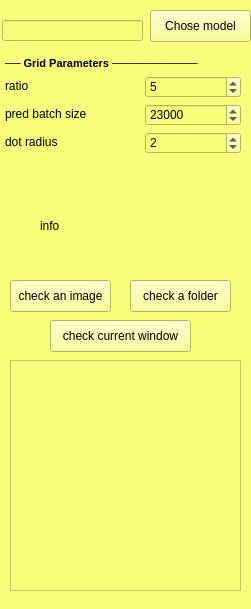
Old version of the form flake_searcher/ui/a_eye_tab.ui in the repository Mohamed-ShehabEldin/flake-sreacher-overlay.
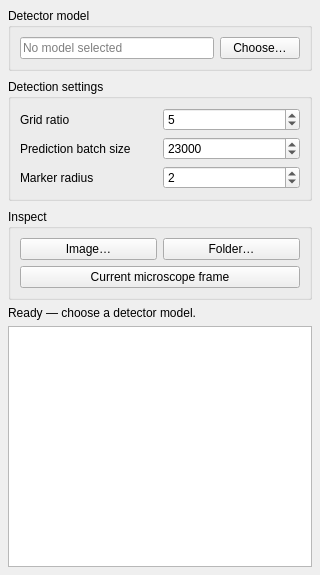
New version of the form.

Commit message: Make training and detector tabs responsive

Patch:
```diff
--- a/flake_searcher/ui/a_eye_tab.ui
+++ b/flake_searcher/ui/a_eye_tab.ui
@@ -2,224 +2,54 @@
 <ui version="4.0">
  <class>Form</class>
  <widget class="QWidget" name="Form">
-  <property name="geometry">
-   <rect>
-    <x>0</x>
-    <y>0</y>
-    <width>251</width>
-    <height>609</height>
-   </rect>
-  </property>
-  <property name="windowTitle">
-   <string>Form</string>
-  </property>
-  <widget class="QWidget" name="settings_tab" native="true">
-   <property name="geometry">
-    <rect>
-     <x>0</x>
-     <y>0</y>
-     <width>251</width>
-     <height>611</height>
-    </rect>
-   </property>
-   <property name="styleSheet">
-    <string notr="true">background-color: rgb(249, 255, 125);</string>
-   </property>
-   <widget class="QPushButton" name="chose_model_btn">
-    <property name="geometry">
-     <rect>
-      <x>150</x>
-      <y>10</y>
-      <width>101</width>
-      <height>32</height>
-     </rect>
-    </property>
-    <property name="text">
-     <string>Chose model</string>
-    </property>
-   </widget>
-   <widget class="QLineEdit" name="chose_model_lineEdit">
-    <property name="geometry">
-     <rect>
-      <x>2</x>
-      <y>20</y>
-      <width>141</width>
-      <height>21</height>
-     </rect>
-    </property>
-   </widget>
-   <widget class="QLabel" name="label_params">
-    <property name="geometry">
-     <rect>
-      <x>5</x>
-      <y>55</y>
-      <width>241</width>
-      <height>16</height>
-     </rect>
-    </property>
-    <property name="styleSheet">
-     <string notr="true">font:bold 11px;</string>
-    </property>
-    <property name="text">
-     <string>── Grid Parameters ───────────</string>
-    </property>
-   </widget>
-   <widget class="QLabel" name="label_ratio">
-    <property name="geometry">
-     <rect>
-      <x>5</x>
-      <y>78</y>
-      <width>130</width>
-      <height>16</height>
-     </rect>
-    </property>
-    <property name="text">
-     <string>ratio</string>
-    </property>
-   </widget>
-   <widget class="QSpinBox" name="ratio_spin">
-    <property name="geometry">
-     <rect>
-      <x>145</x>
-      <y>76</y>
-      <width>96</width>
-      <height>22</height>
-     </rect>
-    </property>
-    <property name="minimum">
-     <number>1</number>
-    </property>
-    <property name="maximum">
-     <number>100</number>
-    </property>
-    <property name="value">
-     <number>5</number>
-    </property>
-   </widget>
-   <widget class="QLabel" name="label_bs">
-    <property name="geometry">
-     <rect>
-      <x>5</x>
-      <y>106</y>
-      <width>130</width>
-      <height>16</height>
-     </rect>
-    </property>
-    <property name="text">
-     <string>pred batch size</string>
-    </property>
-   </widget>
-   <widget class="QSpinBox" name="pred_batch_size_spin">
-    <property name="geometry">
-     <rect>
-      <x>145</x>
-      <y>104</y>
-      <width>96</width>
-      <height>22</height>
-     </rect>
-    </property>
-    <property name="maximum">
-     <number>99999</number>
-    </property>
-    <property name="value">
-     <number>23000</number>
-    </property>
-   </widget>
-   <widget class="QLabel" name="label_radius">
-    <property name="geometry">
-     <rect>
-      <x>5</x>
-      <y>134</y>
-      <width>130</width>
-      <height>16</height>
-     </rect>
-    </property>
-    <property name="text">
-     <string>dot radius</string>
-    </property>
-   </widget>
-   <widget class="QSpinBox" name="radius_spin">
-    <property name="geometry">
-     <rect>
-      <x>145</x>
-      <y>132</y>
-      <width>96</width>
-      <height>22</height>
-     </rect>
-    </property>
-    <property name="minimum">
-     <number>1</number>
-    </property>
-    <property name="maximum">
-     <number>50</number>
-    </property>
-    <property name="value">
-     <number>2</number>
-    </property>
-   </widget>
-   <widget class="QPushButton" name="check_current_win_btn">
-    <property name="geometry">
-     <rect>
-      <x>50</x>
-      <y>320</y>
-      <width>141</width>
-      <height>32</height>
-     </rect>
-    </property>
-    <property name="text">
-     <string>check current window</string>
-    </property>
-   </widget>
-   <widget class="QPushButton" name="check_an_img_btn">
-    <property name="geometry">
-     <rect>
-      <x>10</x>
-      <y>280</y>
-      <width>101</width>
-      <height>32</height>
-     </rect>
-    </property>
-    <property name="text">
-     <string>check an image</string>
-    </property>
-   </widget>
-   <widget class="QGraphicsView" name="graphicsView">
-    <property name="geometry">
-     <rect>
-      <x>10</x>
-      <y>360</y>
-      <width>231</width>
-      <height>231</height>
-     </rect>
-    </property>
-   </widget>
-   <widget class="QLabel" name="info">
-    <property name="geometry">
-     <rect>
-      <x>40</x>
-      <y>200</y>
-      <width>141</width>
-      <height>51</height>
-     </rect>
-    </property>
-    <property name="text">
-     <string>info</string>
-    </property>
-   </widget>
-   <widget class="QPushButton" name="check_fldr_btn">
-    <property name="geometry">
-     <rect>
-      <x>130</x>
-      <y>280</y>
-      <width>101</width>
-      <height>32</height>
-     </rect>
-    </property>
-    <property name="text">
-     <string>check a folder</string>
-    </property>
-   </widget>
-  </widget>
+  <property name="geometry"><rect><x>0</x><y>0</y><width>320</width><height>575</height></rect></property>
+  <property name="windowTitle"><string>A-Eye</string></property>
+  <layout class="QVBoxLayout" name="a_eye_root_layout">
+   <property name="spacing"><number>6</number></property>
+   <property name="leftMargin"><number>8</number></property><property name="topMargin"><number>8</number></property><property name="rightMargin"><number>8</number></property><property name="bottomMargin"><number>8</number></property>
+   <item><widget class="QScrollArea" name="a_eye_settings_scroll_area">
+    <property name="frameShape"><enum>QFrame::NoFrame</enum></property>
+    <property name="horizontalScrollBarPolicy"><enum>Qt::ScrollBarAlwaysOff</enum></property>
+    <property name="verticalScrollBarPolicy"><enum>Qt::ScrollBarAsNeeded</enum></property>
+    <property name="widgetResizable"><bool>true</bool></property>
+    <property name="maximumHeight"><number>280</number></property>
+    <widget class="QWidget" name="a_eye_settings_content">
+     <property name="geometry"><rect><x>0</x><y>0</y><width>286</width><height>295</height></rect></property>
+     <layout class="QVBoxLayout" name="a_eye_settings_layout">
+      <property name="spacing"><number>8</number></property>
+      <property name="leftMargin"><number>0</number></property><property name="topMargin"><number>0</number></property><property name="rightMargin"><number>0</number></property><property name="bottomMargin"><number>0</number></property>
+      <item><widget class="QGroupBox" name="model_group">
+       <property name="title"><string>Detector model</string></property>
+       <layout class="QGridLayout" name="model_layout">
+        <item row="0" column="0"><widget class="QLineEdit" name="chose_model_lineEdit"><property name="placeholderText"><string>No model selected</string></property><property name="readOnly"><bool>true</bool></property></widget></item>
+        <item row="0" column="1"><widget class="QPushButton" name="chose_model_btn"><property name="text"><string>Choose…</string></property></widget></item>
+       </layout>
+      </widget></item>
+      <item><widget class="QGroupBox" name="detector_settings_group">
+       <property name="title"><string>Detection settings</string></property>
+       <layout class="QGridLayout" name="detector_settings_layout">
+        <item row="0" column="0"><widget class="QLabel" name="label_ratio"><property name="text"><string>Grid ratio</string></property></widget></item>
+        <item row="0" column="1"><widget class="QSpinBox" name="ratio_spin"><property name="minimum"><number>1</number></property><property name="maximum"><number>100</number></property><property name="value"><number>5</number></property></widget></item>
+        <item row="1" column="0"><widget class="QLabel" name="label_bs"><property name="text"><string>Prediction batch size</string></property><property name="wordWrap"><bool>true</bool></property></widget></item>
+        <item row="1" column="1"><widget class="QSpinBox" name="pred_batch_size_spin"><property name="maximum"><number>99999</number></property><property name="value"><number>23000</number></property></widget></item>
+        <item row="2" column="0"><widget class="QLabel" name="label_radius"><property name="text"><string>Marker radius</string></property></widget></item>
+        <item row="2" column="1"><widget class="QSpinBox" name="radius_spin"><property name="minimum"><number>1</number></property><property name="maximum"><number>50</number></property><property name="value"><number>2</number></property></widget></item>
+       </layout>
+      </widget></item>
+      <item><widget class="QGroupBox" name="inspection_group">
+       <property name="title"><string>Inspect</string></property>
+       <layout class="QGridLayout" name="inspection_layout">
+        <item row="0" column="0"><widget class="QPushButton" name="check_an_img_btn"><property name="text"><string>Image…</string></property></widget></item>
+        <item row="0" column="1"><widget class="QPushButton" name="check_fldr_btn"><property name="text"><string>Folder…</string></property></widget></item>
+        <item row="1" column="0" colspan="2"><widget class="QPushButton" name="check_current_win_btn"><property name="text"><string>Current microscope frame</string></property></widget></item>
+       </layout>
+      </widget></item>
+     </layout>
+    </widget>
+   </widget></item>
+   <item><widget class="QLabel" name="info"><property name="text"><string>Ready — choose a detector model.</string></property><property name="wordWrap"><bool>true</bool></property><property name="statusState" stdset="0"><string>neutral</string></property></widget></item>
+   <item><widget class="QGraphicsView" name="graphicsView"><property name="minimumSize"><size><width>80</width><height>100</height></size></property><property name="toolTip"><string>Double-click a result to inspect it at full size.</string></property><property name="backgroundBrush"><brush brushstyle="SolidPattern"><color alpha="255"><red>229</red><green>233</green><blue>237</blue></color></brush></property></widget></item>
+  </layout>
  </widget>
  <resources/>
  <connections/>
```
The commit also changes 5 other files.
